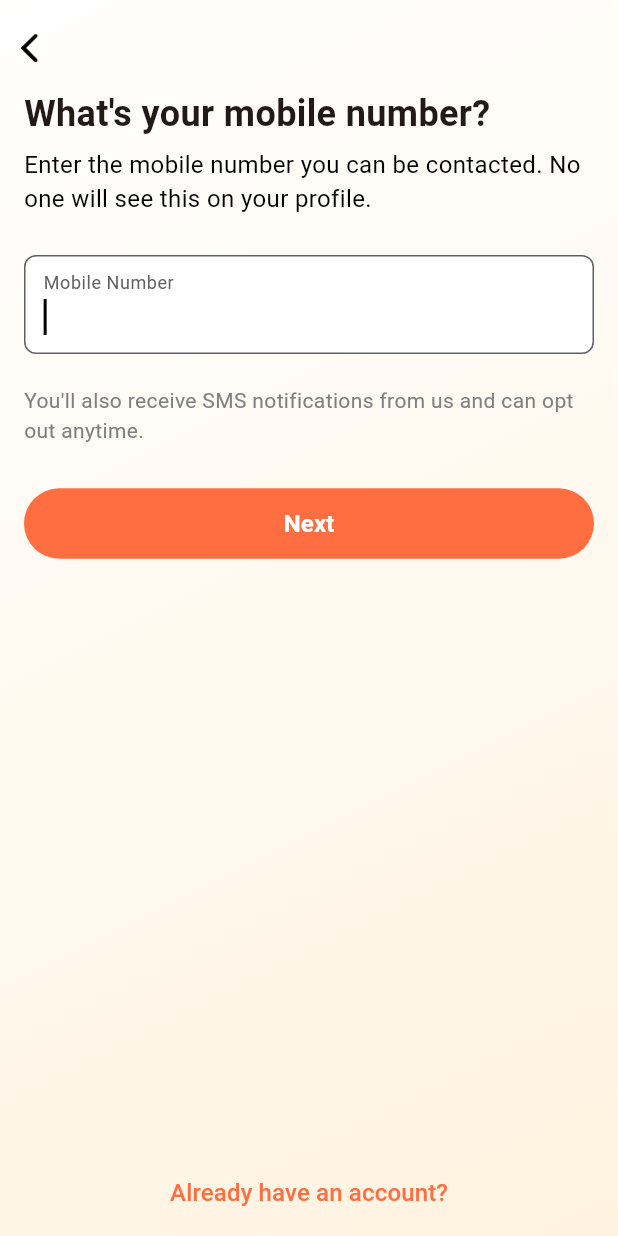
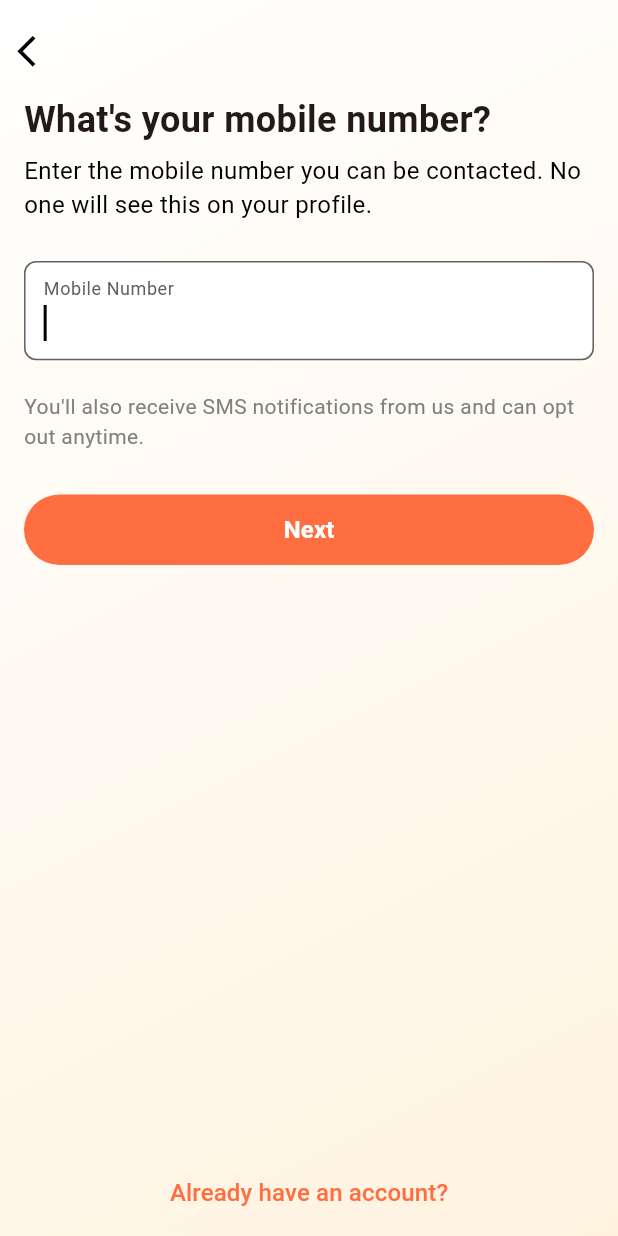
Before and after one commit to HungBacktracking/GDSC_2024, a Flutter app: the PhoneInputRegister screen opened directly with empty values, on a phone screen of 412 x 824 dp. Run offline on Flutter 3.47's test engine with Material 3 defaults, Android fonts, the phone set to English and light mode, and no system bars; our stand-ins replace cloud_firestore, firebase_auth, firebase_core, firebase_messaging, gap, geocoding and 7 more; missing offline and left inert: dart:html, dart:js; accounts and stored records are empty.

Commit message:
fix size of phone input register screen

```diff
--- a/client/lib/ui/phone_input_register_screen.dart
+++ b/client/lib/ui/phone_input_register_screen.dart
@@ -7,10 +7,11 @@ import 'package:flutter/cupertino.dart';
 import 'package:flutter/material.dart';
 import 'package:flutter/services.dart';
 import 'package:gap/gap.dart';
+import 'package:nb_utils/nb_utils.dart';
 import 'package:provider/provider.dart';
 
 import '../utils/helper.dart';
-import 'pin_authen_register_screen.dart';
+import '../utils/scaler.dart';
 
 class PhoneInputRegister extends StatefulWidget {
   final String name;
@@ -87,6 +88,8 @@ class _PhoneInputRegisterState extends State<PhoneInputRegister> {
 
   @override
   Widget build(BuildContext context) {
+    Scaler().init(context);
+    final scaler = Scaler();
     final Size screen_size = MediaQuery.of(context).size;
     SystemChrome.setSystemUIOverlayStyle(
       const SystemUiOverlayStyle(
@@ -119,47 +122,61 @@ class _PhoneInputRegisterState extends State<PhoneInputRegister> {
               width: screen_size.width,
               child: Column(
                 children: [
-                  const Padding(
-                    padding: EdgeInsets.only(left: 0, top: 10),
+                  Padding(
+                    padding: EdgeInsets.only(left: 0, top: 10 * scaler.widthScaleFactor),
                     child: Align(
                       alignment: Alignment.topLeft,
-                      child: CupertinoNavigationBarBackButton(
+                      child: IconButton(
+                        icon: Icon(
+                          Icons.arrow_back_ios, // Cupertino uses 'Icons.arrow_back_ios_new' for newer iOS style
+                          size: 25 * scaler.widthScaleFactor, // Set your custom size
+                        ),
                         color: Colors.black,
+                        onPressed: () {
+                          Navigator.maybePop(context);
+                        },
                       ),
                     ),
                   ),
-                  const Padding(
-                    padding: EdgeInsets.only(left: 16, right: 16, top: 5),
+                  Padding(
+                    padding: EdgeInsets.only(left: 16 * scaler.widthScaleFactor, right: 16 * scaler.widthScaleFactor, top: 5 * scaler.widthScaleFactor),
                     child: Align(
                       alignment: Alignment.topLeft,
                       child: Text(
                         MyStrings.phone_input_title,
-                        style: MyStyles.headerTextStyle,
+                        style: TextStyle(
+                            fontSize: 24 * scaler.widthScaleFactor / scaler.textScaleFactor,
+                            fontWeight: FontWeight.bold
+                        )
+                        ,
                       ),
                     ),
                   ),
-                  const Padding(
-                    padding: EdgeInsets.only(left: 16, right: 16, top: 5),
+                  Padding(
+                    padding: EdgeInsets.only(left: 16 * scaler.widthScaleFactor, right: 16 * scaler.widthScaleFactor, top: 5 * scaler.widthScaleFactor),
                     child: Align(
                       alignment: Alignment.topLeft,
                       child: Text(
                         MyStrings.phone_input_guide,
-                        style: MyStyles.blackTinyTextStyle,
+                        style: TextStyle(
+                            fontSize: 16 * scaler.widthScaleFactor / scaler.textScaleFactor,
+                            color: Colors.black
+                        ),
                       ),
                     ),
                   ),
-                  const Gap(10),
+                  Gap(10 * scaler.widthScaleFactor),
                   Form(
                     key: _formKey,
                     child: Container(
-                      margin: const EdgeInsets.all(16),
+                      margin: EdgeInsets.all(16 * scaler.widthScaleFactor),
                       decoration: BoxDecoration(
                         color: Colors.white,
                         border: Border.all(
                           color: inputBorderColor,
-                          width: 1.0,
+                          width: 1.0 * scaler.widthScaleFactor,
                         ),
-                        borderRadius: BorderRadius.circular(8),
+                        borderRadius: BorderRadius.circular(8 * scaler.widthScaleFactor),
                       ),
                       child: TextFormField(
                         focusNode: _focusNode,
@@ -173,13 +190,19 @@ class _PhoneInputRegisterState extends State<PhoneInputRegister> {
                           }
                           return null;
                         },
-                        style: const TextStyle(fontSize: 16, color: Colors.black),
+                        style: TextStyle(fontSize: 16 * scaler.widthScaleFactor, color: Colors.black),
                         cursorColor: Colors.black,
                         decoration: InputDecoration(
                           label: const Text('Mobile Number'),
-                          labelStyle: TextStyle(fontSize: 16, color: Colors.grey[300]),
-                          floatingLabelStyle: TextStyle(fontSize: 16, color: Colors.grey[700]),
-                          contentPadding: const EdgeInsets.all(12),
+                          labelStyle: TextStyle(
+                              fontSize: 16 * scaler.widthScaleFactor / scaler.textScaleFactor,
+                              color: Colors.grey[300]
+                          ),
+                          floatingLabelStyle: TextStyle(
+                              fontSize: 16 * scaler.widthScaleFactor / scaler.textScaleFactor,
+                              color: Colors.grey[700]
+                          ),
+                          contentPadding: EdgeInsets.all(12 * scaler.widthScaleFactor),
                           border: InputBorder.none,
                           errorText: _validate ? 'The account is already exists.' : null,
                         ),
@@ -192,19 +215,22 @@ class _PhoneInputRegisterState extends State<PhoneInputRegister> {
                       ),
                     ),
                   ),
-                  const Padding(
-                    padding: EdgeInsets.only(left: 16, right: 16, top: 5),
+                  Padding(
+                    padding: EdgeInsets.only(left: 16 * scaler.widthScaleFactor, right: 16 * scaler.widthScaleFactor, top: 5 * scaler.widthScaleFactor),
                     child: Align(
                       alignment: Alignment.topLeft,
                       child: Text(
                         MyStrings.phone_input_sms_notice,
-                        style: MyStyles.moreTinyTextStyle,
+                        style: TextStyle(
+                            fontSize: 14 * scaler.widthScaleFactor / scaler.textScaleFactor,
+                            color: grey
+                        ),
                       ),
                     ),
                   ),
-                  const SizedBox(height: 28),
+                  SizedBox(height: 28 * scaler.widthScaleFactor),
                   Container(
-                    margin: const EdgeInsets.only(left: 16, right: 16),
+                    margin: EdgeInsets.only(left: 16 * scaler.widthScaleFactor, right: 16 * scaler.widthScaleFactor),
                     child: CustomFilledButton(
                         label: "Next",
                         isLoading: _isProcessing,
@@ -218,14 +244,17 @@ class _PhoneInputRegisterState extends State<PhoneInputRegister> {
                   ),
                   const Spacer(),
                   Padding(
-                    padding: const EdgeInsets.only(left: 16, right: 16, bottom: 5),
+                    padding: EdgeInsets.only(left: 16 * scaler.widthScaleFactor, right: 16 * scaler.widthScaleFactor, bottom: 5 * scaler.widthScaleFactor),
                     child: Align(
                       alignment: Alignment.center,
                       child: TextButton(
                         onPressed: () {},
-                        child: const Text(
+                        child: Text(
                           MyStrings.already_have_account,
-                          style: TextStyle(fontSize: 16, color: Colors.deepOrangeAccent),
+                          style: TextStyle(
+                              fontSize: 16 * scaler.widthScaleFactor / scaler.textScaleFactor ,
+                              color: Colors.deepOrangeAccent
+                          ),
                         ),
                       ),
                     ),
```
